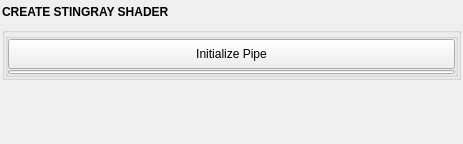
Before: the Qt Designer form mayatk/edit_utils/dynamic_pipe.ui in m3trik/mayatk, drawn with Qt 5.
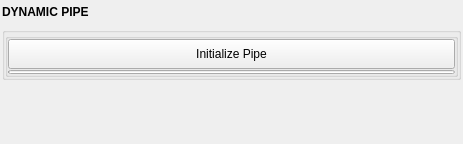
After: the same form once the commit is applied. Custom widgets are drawn as their Qt base class.

Commit message: fix: undocumented July-1 fixes -- Attributes.temporarily_unlock scoping, macros filterExpand None-guard, dynamic_pipe.ui labels, mat_updater dry_run, stray fixture cleanup

Diff of the .ui file:
```diff
--- a/mayatk/edit_utils/dynamic_pipe.ui
+++ b/mayatk/edit_utils/dynamic_pipe.ui
@@ -71,7 +71,7 @@
          </font>
         </property>
         <property name="text">
-         <string>CREATE STINGRAY SHADER</string>
+         <string>DYNAMIC PIPE</string>
         </property>
        </widget>
       </item>
```
Left out of the diff: 2 changed lines with no effect on the pictures. The commit also changes 7 other files.
